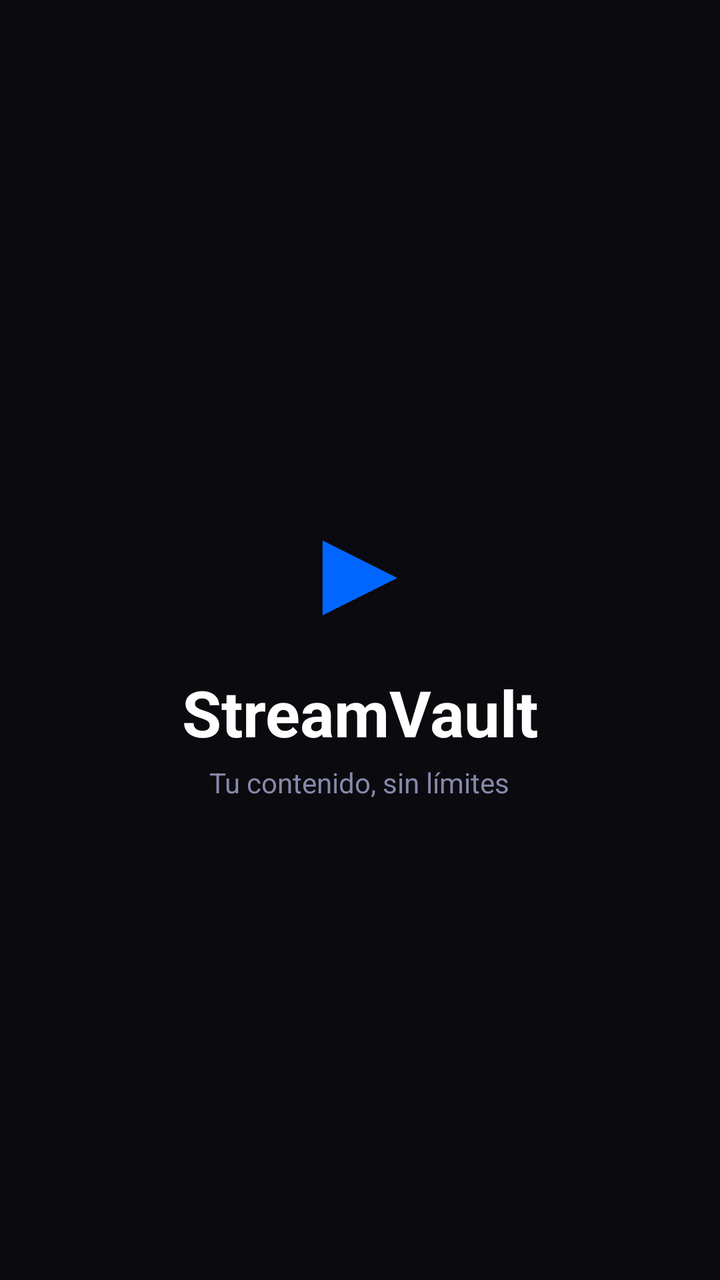
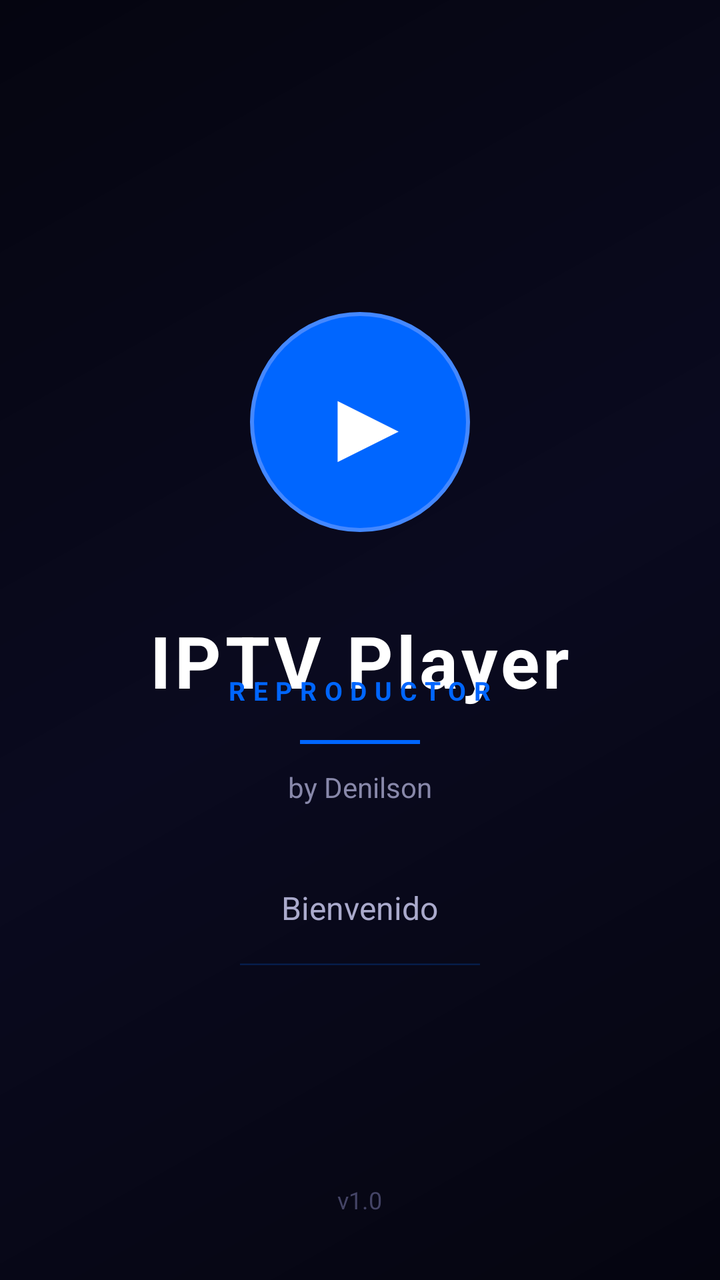

Screens rendered from an Android XML layout before and after an edit, with the pre-edit source and the edit as a unified diff.
<!-- AndroidManifest.xml: activity theme Theme.StreamVault.Splash -->
<!-- res/layout/activity_splash.xml -->
<?xml version="1.0" encoding="utf-8"?>
<FrameLayout xmlns:android="http://schemas.android.com/apk/res/android"
    android:layout_width="match_parent" android:layout_height="match_parent"
    android:background="@color/bg_dark">
    <LinearLayout android:layout_width="wrap_content" android:layout_height="wrap_content"
        android:layout_gravity="center" android:orientation="vertical" android:gravity="center">
        <TextView android:layout_width="wrap_content" android:layout_height="wrap_content"
            android:text="▶" android:textSize="64sp" android:textColor="#0066FF"/>
        <TextView android:layout_width="wrap_content" android:layout_height="wrap_content"
            android:text="StreamVault" android:textColor="#FFFFFF"
            android:textSize="32sp" android:textStyle="bold" android:layout_marginTop="8dp"/>
        <TextView android:layout_width="wrap_content" android:layout_height="wrap_content"
            android:text="Tu contenido, sin límites" android:textColor="#8888AA"
            android:textSize="14sp" android:layout_marginTop="4dp"/>
    </LinearLayout>
    <ProgressBar android:layout_width="120dp" android:layout_height="3dp"
        android:layout_gravity="bottom|center_horizontal" android:layout_marginBottom="60dp"
        android:indeterminateTint="#0066FF" android:progressTint="#0066FF"/>
</FrameLayout>
<!-- resources referenced by this layout -->
<resources>
  <color name="bg_dark">#0A0A0F</color>
  <style name="Theme.StreamVault.Splash" parent="Theme.StreamVault">
          <item name="android:windowFullscreen">true</item>
      </style>
  <style name="Theme.StreamVault" parent="Theme.MaterialComponents.DayNight.NoActionBar">
          <item name="colorPrimary">@color/accent_blue</item>
          <item name="colorPrimaryDark">@color/bg_dark</item>
          <item name="colorAccent">@color/accent_cyan</item>
          <item name="android:windowBackground">@color/bg_dark</item>
          <item name="android:statusBarColor">@color/bg_dark</item>
          <item name="android:navigationBarColor">@color/bg_dark</item>
      </style>
  <color name="accent_blue">#0066FF</color>
  <color name="accent_cyan">#00C8FF</color>
</resources>

<!-- the commit's change to res/layout/activity_splash.xml (unified diff, before → after) -->
@@ -1,19 +1,68 @@
 <?xml version="1.0" encoding="utf-8"?>
 <FrameLayout xmlns:android="http://schemas.android.com/apk/res/android"
     android:layout_width="match_parent" android:layout_height="match_parent"
-    android:background="@color/bg_dark">
-    <LinearLayout android:layout_width="wrap_content" android:layout_height="wrap_content"
-        android:layout_gravity="center" android:orientation="vertical" android:gravity="center">
-        <TextView android:layout_width="wrap_content" android:layout_height="wrap_content"
-            android:text="▶" android:textSize="64sp" android:textColor="#0066FF"/>
-        <TextView android:layout_width="wrap_content" android:layout_height="wrap_content"
-            android:text="StreamVault" android:textColor="#FFFFFF"
-            android:textSize="32sp" android:textStyle="bold" android:layout_marginTop="8dp"/>
-        <TextView android:layout_width="wrap_content" android:layout_height="wrap_content"
-            android:text="Tu contenido, sin límites" android:textColor="#8888AA"
-            android:textSize="14sp" android:layout_marginTop="4dp"/>
+    android:background="#050510">
+
+    
+    <View android:layout_width="match_parent" android:layout_height="match_parent"
+        android:background="@drawable/splash_bg"/>
+
+    <LinearLayout android:layout_width="match_parent" android:layout_height="match_parent"
+        android:orientation="vertical" android:gravity="center"
+        android:paddingStart="40dp" android:paddingEnd="40dp">
+
+        
+        <FrameLayout android:layout_width="110dp" android:layout_height="110dp"
+            android:layout_gravity="center">
+            <View android:layout_width="110dp" android:layout_height="110dp"
+                android:background="@drawable/logo_circle_bg"/>
+            <TextView android:layout_width="match_parent" android:layout_height="match_parent"
+                android:text="▶" android:textSize="52sp" android:textColor="#FFFFFF"
+                android:gravity="center" android:paddingStart="8dp"/>
+        </FrameLayout>
+
+        <android.widget.ImageView android:id="@+id/ivLogo"
+            android:layout_width="0dp" android:layout_height="0dp"/>
+
+        <TextView android:id="@+id/tvAppName"
+            android:layout_width="wrap_content" android:layout_height="wrap_content"
+            android:text="IPTV Player"
+            android:textColor="#FFFFFF" android:textSize="36sp" android:textStyle="bold"
+            android:letterSpacing="0.05"
+            android:layout_marginTop="20dp" android:translationY="20dp"/>
+
+        <TextView android:id="@+id/tvSubtitle"
+            android:layout_width="wrap_content" android:layout_height="wrap_content"
+            android:text="REPRODUCTOR"
+            android:textColor="#0066FF" android:textSize="13sp" android:textStyle="bold"
+            android:letterSpacing="0.3" android:layout_marginTop="2dp"/>
+
+        <View android:layout_width="60dp" android:layout_height="2dp"
+            android:background="#0066FF" android:layout_marginTop="16dp"/>
+
+        <TextView android:id="@+id/tvAuthor"
+            android:layout_width="wrap_content" android:layout_height="wrap_content"
+            android:text="by Denilson"
+            android:textColor="#8888AA" android:textSize="14sp"
+            android:layout_marginTop="12dp"/>
+
+        <TextView android:id="@+id/tvWelcome"
+            android:layout_width="wrap_content" android:layout_height="wrap_content"
+            android:text="Bienvenido"
+            android:textColor="#AAAACC" android:textSize="16sp"
+            android:layout_marginTop="40dp"/>
+
+        <ProgressBar android:id="@+id/progressSplash"
+            android:layout_width="120dp" android:layout_height="3dp"
+            style="?android:attr/progressBarStyleHorizontal"
+            android:indeterminate="true"
+            android:indeterminateTint="#0066FF"
+            android:layout_marginTop="16dp"/>
     </LinearLayout>
-    <ProgressBar android:layout_width="120dp" android:layout_height="3dp"
-        android:layout_gravity="bottom|center_horizontal" android:layout_marginBottom="60dp"
-        android:indeterminateTint="#0066FF" android:progressTint="#0066FF"/>
+
+    
+    <TextView android:layout_width="wrap_content" android:layout_height="wrap_content"
+        android:layout_gravity="bottom|center_horizontal"
+        android:layout_marginBottom="32dp"
+        android:text="v1.0" android:textColor="#444466" android:textSize="12sp"/>
 </FrameLayout>
<!-- resource entries referenced after the edit -->
@@ -1,6 +1,17 @@
 <!-- resources referenced by this layout -->
 <resources>
-  <color name="bg_dark">#0A0A0F</color>
+  <!-- drawable logo_circle_bg (drawable) -->
+  <?xml version="1.0" encoding="utf-8"?>
+  <shape xmlns:android="http://schemas.android.com/apk/res/android" android:shape="oval">
+      <solid android:color="#0066FF"/>
+      <stroke android:width="2dp" android:color="#4488FF"/>
+  </shape>
+  <!-- drawable splash_bg (drawable) -->
+  <?xml version="1.0" encoding="utf-8"?>
+  <shape xmlns:android="http://schemas.android.com/apk/res/android">
+      <gradient android:startColor="#050510" android:centerColor="#0A0A1F"
+          android:endColor="#050510" android:angle="135" android:type="linear"/>
+  </shape>
   <style name="Theme.StreamVault.Splash" parent="Theme.StreamVault">
           <item name="android:windowFullscreen">true</item>
       </style>
@@ -13,6 +24,7 @@
           <item name="android:navigationBarColor">@color/bg_dark</item>
       </style>
   <color name="accent_blue">#0066FF</color>
+  <color name="bg_dark">#0A0A0F</color>
   <color name="accent_cyan">#00C8FF</color>
 </resources>
 
